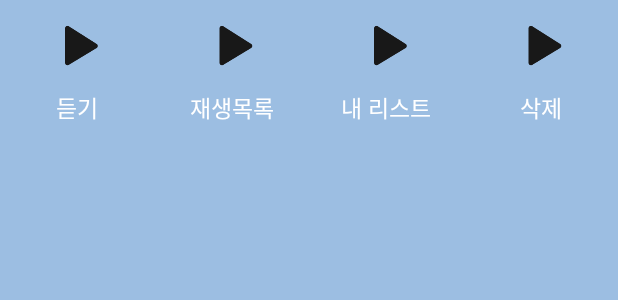
After one commit to SSUMC-6th/Android_A, an Android app: the layout fragment_bottom_sheet.xml on its own in the app's theme, with its tools: preview values and no code run, on a phone screen of 412 x 824 dp. The commit adds this screen. Shown: the top 300 px of the screen. Run offline under Robolectric (Android 15) with nearby library versions, the phone set to English and light mode, and no system bars.

Commit message:
[simba/#33] feat:: Bottom Sheet Dialog 구현

```diff
--- /dev/null
+++ b/UMC_6th/app/src/main/java/com/example/umc_6th/BottomSheetFragment.kt
@@ -0,0 +1,40 @@
+package com.example.umc_6th
+
+import android.os.Bundle
+import androidx.fragment.app.Fragment
+import android.view.LayoutInflater
+import android.view.View
+import android.view.ViewGroup
+import android.widget.Toast
+import com.example.umc_6th.databinding.FragmentBottomSheetBinding
+import com.google.android.material.bottomsheet.BottomSheetDialogFragment
+
+class BottomSheetFragment : BottomSheetDialogFragment() {
+
+    lateinit var binding: FragmentBottomSheetBinding
+
+    override fun onCreateView(
+        inflater: LayoutInflater, container: ViewGroup?,
+        savedInstanceState: Bundle?
+    ): View? {
+        binding = FragmentBottomSheetBinding.inflate(inflater,container,false)
+        return binding.root
+    }
+
+    override fun onViewCreated(view: View, savedInstanceState: Bundle?) {
+        super.onViewCreated(view, savedInstanceState)
+
+        binding.bottomSheetIv1.setOnClickListener {
+            Toast.makeText(requireActivity(),"듣기 버튼 클릭",Toast.LENGTH_SHORT).show()
+        }
+        binding.bottomSheetIv2.setOnClickListener {
+            Toast.makeText(requireActivity(),"재생목록 버튼 클릭",Toast.LENGTH_SHORT).show()
+        }
+        binding.bottomSheetIv3.setOnClickListener {
+            Toast.makeText(requireActivity(),"내 리스트 버튼 클릭",Toast.LENGTH_SHORT).show()
+        }
+        binding.bottomSheetIv4.setOnClickListener {
+            Toast.makeText(requireActivity(),"삭제 버튼 클릭",Toast.LENGTH_SHORT).show()
+        }
+    }
+}
--- a/UMC_6th/app/src/main/java/com/example/umc_6th/LockerFragment.kt
+++ b/UMC_6th/app/src/main/java/com/example/umc_6th/LockerFragment.kt
@@ -12,6 +12,9 @@ class LockerFragment : Fragment() {
 
     lateinit var binding: FragmentLockerBinding
     private var information = arrayListOf("저장한곡", "음악파일", "저장앨범")
+    val bottomSheetFragment = BottomSheetFragment()
+
+
     override fun onCreateView(
         inflater: LayoutInflater,
         container: ViewGroup?,
@@ -26,6 +29,14 @@ class LockerFragment : Fragment() {
             tab.text = information[position]
         }.attach()
 
+        binding.lockerSelectAllImgIv.setOnClickListener {
+            bottomSheetFragment.show(requireFragmentManager(),"BottomSheetDialog")
+        }
+
+        binding.lockerSelectAllTv.setOnClickListener{
+            bottomSheetFragment.show(requireFragmentManager(),"BottomSheetDialog")
+        }
+
         return binding.root
     }
 }
--- /dev/null
+++ b/UMC_6th/app/src/main/res/layout/fragment_bottom_sheet.xml
@@ -0,0 +1,108 @@
+<?xml version="1.0" encoding="utf-8"?>
+<androidx.constraintlayout.widget.ConstraintLayout
+    xmlns:android="http://schemas.android.com/apk/res/android"
+    xmlns:app="http://schemas.android.com/apk/res-auto"
+    xmlns:tools="http://schemas.android.com/tools"
+    android:layout_width="match_parent"
+    android:layout_height="match_parent"
+    android:gravity="center_horizontal"
+    tools:context=".BottomSheetFragment"
+    android:background="@color/colorPrimary">
+
+    <TextView
+        android:id="@+id/bottom_sheet_tv1"
+        android:layout_width="0dp"
+        android:layout_height="wrap_content"
+        android:layout_marginTop="60dp"
+        android:gravity="center"
+        android:text="듣기"
+        android:background="@color/transparent"
+        android:textSize="15sp"
+        android:textColor="@color/white"
+        app:layout_constraintStart_toStartOf="parent"
+        app:layout_constraintEnd_toStartOf="@+id/bottom_sheet_tv2"
+        app:layout_constraintTop_toTopOf="parent"/>
+
+    <ImageView
+        android:id="@+id/bottom_sheet_iv1"
+        android:layout_width="0dp"
+        android:layout_height="50dp"
+        android:src="@drawable/btn_miniplayer_play"
+        app:layout_constraintBottom_toTopOf="@+id/bottom_sheet_tv1"
+        app:layout_constraintEnd_toStartOf="@+id/bottom_sheet_iv2"
+        app:layout_constraintStart_toStartOf="parent"
+        app:layout_constraintTop_toTopOf="parent" />
+
+    <TextView
+        android:id="@+id/bottom_sheet_tv2"
+        android:layout_width="0dp"
+        android:layout_height="wrap_content"
+        android:layout_marginTop="60dp"
+        android:background="@color/transparent"
+        android:gravity="center"
+        android:text="재생목록"
+        android:textColor="@color/white"
+        android:textSize="15sp"
+        app:layout_constraintEnd_toStartOf="@+id/bottom_sheet_tv3"
+        app:layout_constraintStart_toEndOf="@+id/bottom_sheet_tv1"
+        app:layout_constraintTop_toTopOf="parent" />
+
+    <ImageView
+        android:id="@+id/bottom_sheet_iv2"
+        android:layout_width="0dp"
+        android:layout_height="50dp"
+        android:src="@drawable/btn_miniplayer_play"
+        app:layout_constraintBottom_toTopOf="@+id/bottom_sheet_tv2"
+        app:layout_constraintStart_toEndOf="@+id/bottom_sheet_iv1"
+        app:layout_constraintEnd_toStartOf="@+id/bottom_sheet_iv3"
+        app:layout_constraintTop_toTopOf="parent" />
+
+    <TextView
+        android:id="@+id/bottom_sheet_tv3"
+        android:layout_width="0dp"
+        android:layout_height="wrap_content"
+        android:layout_marginTop="60dp"
+        android:background="@color/transparent"
+        android:gravity="center"
+        android:text="내 리스트"
+        android:textColor="@color/white"
+        android:textSize="15sp"
+        app:layout_constraintEnd_toStartOf="@+id/bottom_sheet_tv4"
+        app:layout_constraintStart_toEndOf="@+id/bottom_sheet_tv2"
+        app:layout_constraintTop_toTopOf="parent" />
+
+    <ImageView
+        android:id="@+id/bottom_sheet_iv3"
+        android:layout_width="0dp"
+        android:layout_height="50dp"
+        android:src="@drawable/btn_miniplayer_play"
+        app:layout_constraintBottom_toTopOf="@+id/bottom_sheet_tv2"
+        app:layout_constraintStart_toEndOf="@+id/bottom_sheet_iv2"
+        app:layout_constraintEnd_toStartOf="@id/bottom_sheet_iv4"
+        app:layout_constraintTop_toTopOf="parent" />
+
+    <TextView
+        android:id="@+id/bottom_sheet_tv4"
+        android:layout_width="0dp"
+        android:layout_height="wrap_content"
+        android:layout_marginTop="60dp"
+        android:background="@color/transparent"
+        android:gravity="center"
+        android:text="삭제"
+        android:textColor="@color/white"
+        android:textSize="15sp"
+        app:layout_constraintStart_toEndOf="@+id/bottom_sheet_tv3"
+        app:layout_constraintEnd_toEndOf="parent"
+        app:layout_constraintTop_toTopOf="parent" />
+
+    <ImageView
+        android:id="@+id/bottom_sheet_iv4"
+        android:layout_width="0dp"
+        android:layout_height="50dp"
+        android:src="@drawable/btn_miniplayer_play"
+        app:layout_constraintBottom_toTopOf="@+id/bottom_sheet_tv2"
+        app:layout_constraintStart_toEndOf="@+id/bottom_sheet_iv3"
+        app:layout_constraintTop_toTopOf="parent"
+        app:layout_constraintEnd_toEndOf="parent"/>
+
+</androidx.constraintlayout.widget.ConstraintLayout>
```
